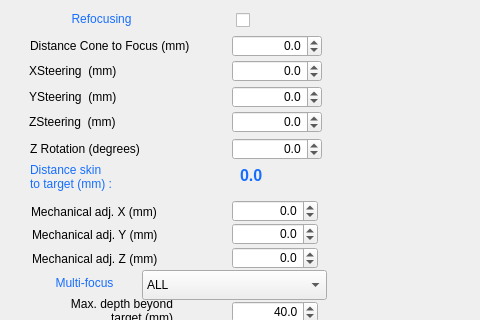
Old version of the form BabelBrain/Babel_H317/form.ui in the repository ProteusMRIgHIFU/BabelBrain; both pictures show x 0 to 480 and y 0 to 320 of the 1251 by 473 pixel window.
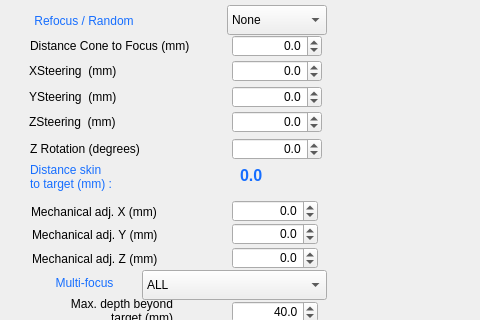
New version of the form.

Commit message: WIP 2 - need to try defocus rather than random

Diff of the .ui file:
```diff
--- a/BabelBrain/Babel_H317/form.ui
+++ b/BabelBrain/Babel_H317/form.ui
@@ -235,46 +235,6 @@
     <double>0.000000000000000</double>
    </property>
   </widget>
-  <widget class="QCheckBox" name="RefocusingcheckBox">
-   <property name="geometry">
-    <rect>
-     <x>223</x>
-     <y>10</y>
-     <width>27</width>
-     <height>20</height>
-    </rect>
-   </property>
-   <property name="font">
-    <font>
-     <pointsize>18</pointsize>
-    </font>
-   </property>
-   <property name="layoutDirection">
-    <enum>Qt::RightToLeft</enum>
-   </property>
-   <property name="text">
-    <string/>
-   </property>
-  </widget>
-  <widget class="QLabel" name="label_22">
-   <property name="geometry">
-    <rect>
-     <x>30</x>
-     <y>9</y>
-     <width>143</width>
-     <height>20</height>
-    </rect>
-   </property>
-   <property name="styleSheet">
-    <string notr="true">color:rgb(22, 110, 255)</string>
-   </property>
-   <property name="text">
-    <string>Refocusing</string>
-   </property>
-   <property name="alignment">
-    <set>Qt::AlignCenter</set>
-   </property>
-  </widget>
   <widget class="QDoubleSpinBox" name="DistanceConeToFocusSpinBox">
    <property name="geometry">
     <rect>
@@ -644,6 +604,50 @@
     <number>0</number>
    </property>
   </widget>
+  <widget class="QComboBox" name="RefocusingDropDown">
+   <property name="geometry">
+    <rect>
+     <x>227</x>
+     <y>5</y>
+     <width>100</width>
+     <height>30</height>
+    </rect>
+   </property>
+   <item>
+    <property name="text">
+     <string>None</string>
+    </property>
+   </item>
+   <item>
+    <property name="text">
+     <string>Refocus</string>
+    </property>
+   </item>
+   <item>
+    <property name="text">
+     <string>Random</string>
+    </property>
+   </item>
+  </widget>
+  <widget class="QLabel" name="MultifocusLabel_2">
+   <property name="geometry">
+    <rect>
+     <x>16</x>
+     <y>11</y>
+     <width>136</width>
+     <height>20</height>
+    </rect>
+   </property>
+   <property name="styleSheet">
+    <string notr="true">color:rgb(22, 110, 255)</string>
+   </property>
+   <property name="text">
+    <string>Refocus / Random</string>
+   </property>
+   <property name="alignment">
+    <set>Qt::AlignCenter</set>
+   </property>
+  </widget>
  </widget>
  <tabstops>
   <tabstop>DistanceConeToFocusSpinBox</tabstop>
```
Left out of the diff: 1 changed line with no effect on the pictures. The commit also changes 17 other files.
